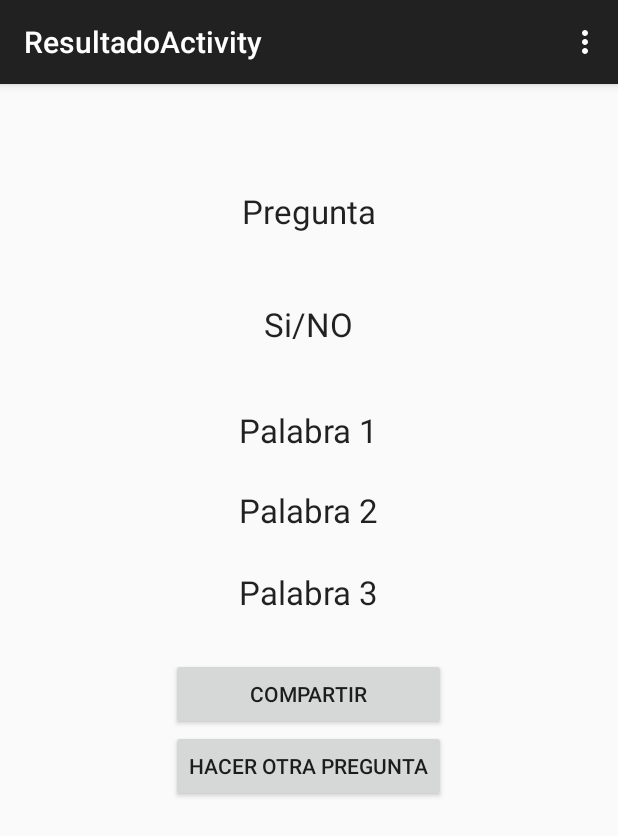
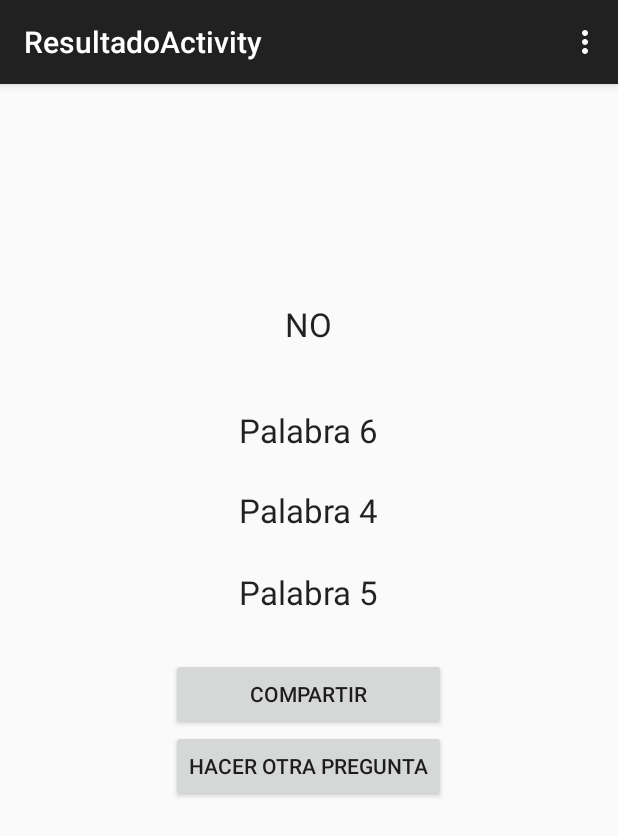
Before and after one commit to jcolladosp/daviscope, an Android app: the ResultadoActivity screen opened directly, with no data from a screen before it, on a phone screen of 412 x 824 dp. Shown: the top 836 px of the screen. Run offline under Robolectric (Android 15) with nearby library versions, the phone set to English and light mode, and no system bars; 1 statement that could not run was skipped.

Commit message:
Logica funcionando

```diff
--- a/app/src/main/java/es/jcolladosp/daviscope/ResultadoActivity.java
+++ b/app/src/main/java/es/jcolladosp/daviscope/ResultadoActivity.java
@@ -1,16 +1,44 @@
 package es.jcolladosp.daviscope;
 
+import android.content.Intent;
 import android.support.v7.app.AppCompatActivity;
 import android.os.Bundle;
 import android.view.Menu;
 import android.view.MenuItem;
+import android.view.View;
+import android.widget.Button;
+import android.widget.EditText;
+import android.widget.TextView;
 
-public class ResultadoActivity extends AppCompatActivity {
+import java.util.ArrayList;
+import java.util.Random;
+
+import es.jcolladosp.daviscope.Util.BaseActivity;
+
+public class ResultadoActivity extends BaseActivity implements View.OnClickListener {
+    Button volver;
+    Button compartir;
+
+    TextView txPregunta;
+    TextView txSiNo;
+    TextView txPalabra1;
+    TextView txPalabra2;
+    TextView txPalabra3;
 
     @Override
     protected void onCreate(Bundle savedInstanceState) {
         super.onCreate(savedInstanceState);
         setContentView(R.layout.activity_resultado);
+
+        setListeners();
+        findViews();
+        generateRandomWords();
+
+        Intent intent = getIntent();
+        String preguntaObtenida = intent.getExtras().getString("pregunta");
+        txPregunta.setText(preguntaObtenida);
+
+
     }
 
     @Override
@@ -34,4 +62,73 @@ public class ResultadoActivity extends AppCompatActivity {
 
         return super.onOptionsItemSelected(item);
     }
+
+    private ArrayList generateRandomNumbers(int nnumbers,int maxnumber){
+        ArrayList<Integer> numbers = new ArrayList<Integer>();
+        Random randomGenerator = new Random();
+        while (numbers.size() < nnumbers) {
+
+            int random = randomGenerator .nextInt(maxnumber);
+            if (!numbers.contains(random)) {
+                numbers.add(random);
+            }
+        }
+        return numbers;
+    }
+
+    private void generateRandomWords(){
+        ArrayList<Integer> nsino = generateRandomNumbers(1,2);
+        if(nsino.get(0)==0){
+            txSiNo.setText(getResources().getString(R.string.si));
+        }
+        else if(nsino.get(0)==1){
+            txSiNo.setText(getResources().getString(R.string.no));
+        }
+
+        ArrayList<Integer> npalabras = generateRandomNumbers(3,10);
+
+        String selector1 = "palabra"+npalabras.get(0).toString();
+        String selector2 = "palabra"+npalabras.get(1).toString();
+        String selector3 = "palabra"+npalabras.get(2).toString();
+
+        int IdPal1 = getResources().getIdentifier(selector1, "string", "es.jcolladosp.daviscope");
+        int IdPal2 = getResources().getIdentifier(selector2, "string", "es.jcolladosp.daviscope");
+        int IdPal3 = getResources().getIdentifier(selector3, "string", "es.jcolladosp.daviscope");
+
+        txPalabra1.setText(getString(IdPal1));
+        txPalabra2.setText(getString(IdPal2));
+        txPalabra3.setText(getString(IdPal3));
+    }
+
+
+    private void setListeners() {
+        volver = (Button) findViewById(R.id.btOtra);
+        volver.setOnClickListener(this);
+
+        compartir = (Button) findViewById(R.id.btCompartir);
+        compartir.setOnClickListener(this);
+
+    }
+
+    private void findViews(){
+        txPregunta = (TextView) findViewById(R.id.txPregunta);
+        txSiNo = (TextView) findViewById(R.id.txSiNo);
+        txPalabra1 = (TextView) findViewById(R.id.txPalabra1);
+        txPalabra2 = (TextView) findViewById(R.id.txPalabra2);
+        txPalabra3 = (TextView) findViewById(R.id.txPalabra3);
+
+
+    }
+
+    @Override
+    public void onClick(View v) {
+        if (v.getId() == R.id.btOtra) {
+            onBackPressed();
+        }
+        if (v.getId() == R.id.btCompartir) {
+
+
+        }
+
+    }
 }
```
Also changed, not shown: app/src/main/java/es/jcolladosp/daviscope/PreguntaActivity.java (+46 -1 lines), app/src/main/res/layout/activity_pregunta.xml (+8 -8 lines), app/src/main/res/values/strings.xml (+15 -0 lines), 2 other files.
